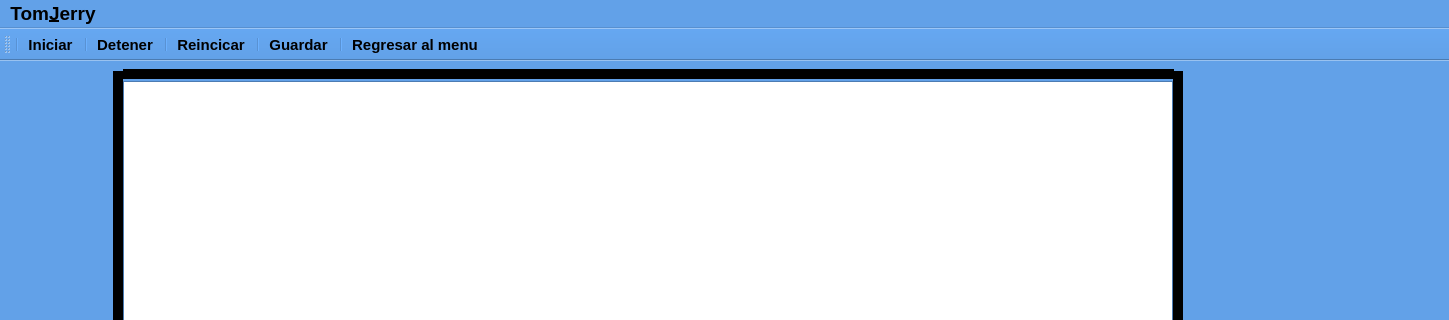
This is codigoJuego/TomANDJerry/mainwindow.ui in luistorrest/ProyectoFinal as Qt 5 draws it before an edit; both pictures show x 0 to 1449 and y 0 to 320 of the 1449 by 719 pixel window. The edited form follows.
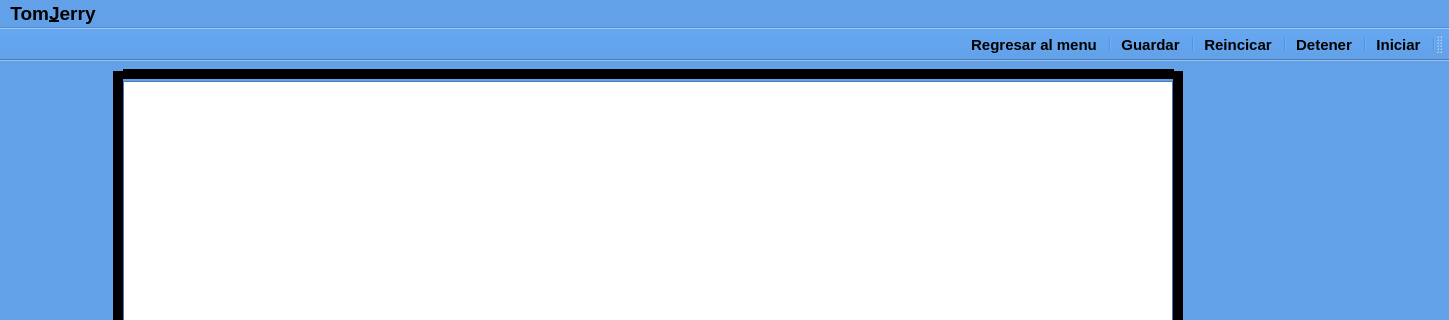
This is the edited form. Icons and pictures are not drawn.

The edit to the form file:
```diff
--- a/codigoJuego/TomANDJerry/mainwindow.ui
+++ b/codigoJuego/TomANDJerry/mainwindow.ui
@@ -1800,6 +1800,9 @@
    <property name="windowTitle">
     <string>toolBar</string>
    </property>
+   <property name="layoutDirection">
+    <enum>Qt::RightToLeft</enum>
+   </property>
    <property name="iconSize">
     <size>
      <width>40</width>
```
